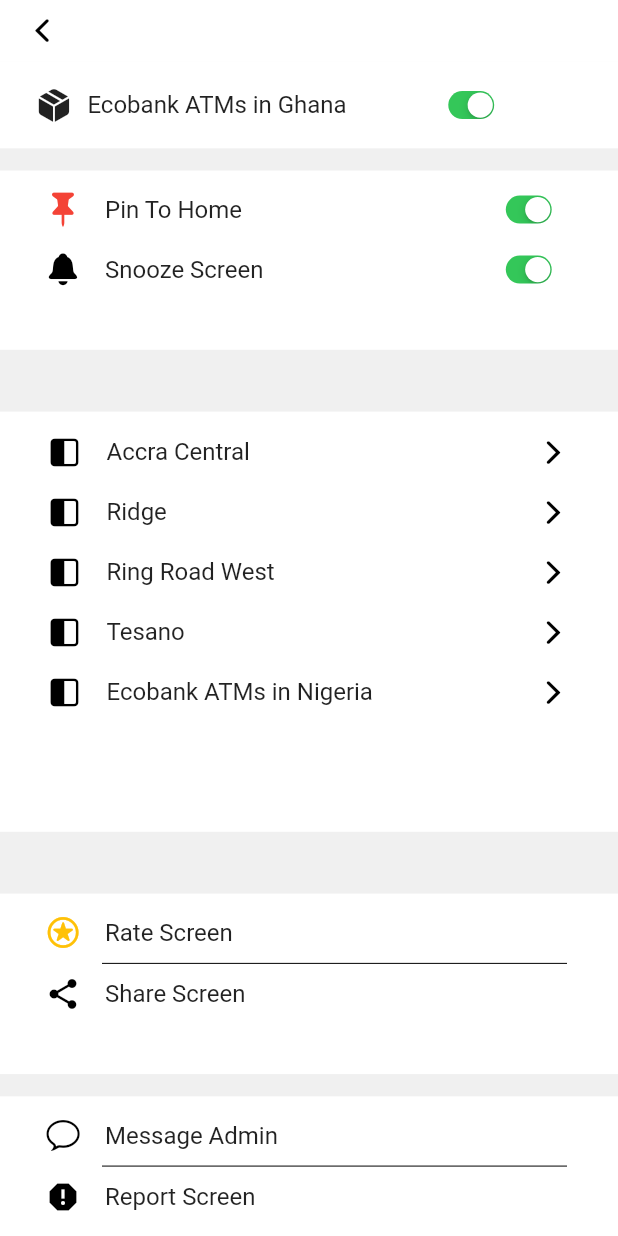
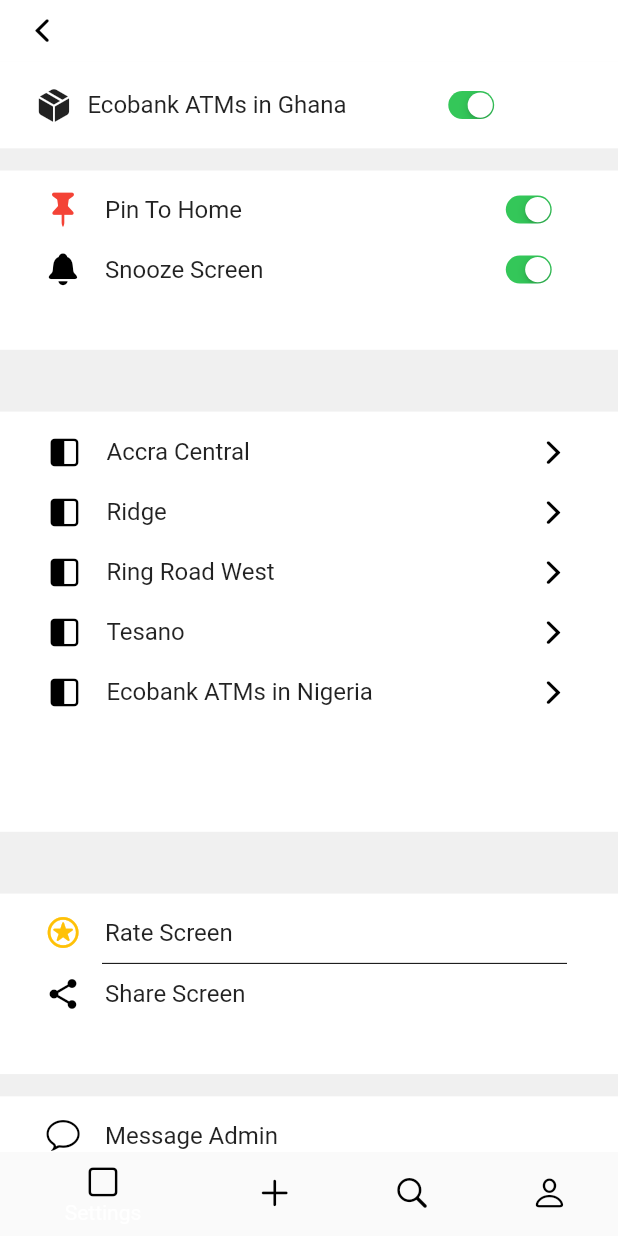
Before and after one commit to ericatsu/developer_test, a Flutter app: the screen it shows after launch, after a tap on "Ecobank ATMs in Ghana", on a phone screen of 412 x 824 dp. Run offline on Flutter 3.47's test engine with Material 2 defaults, Android fonts, the phone set to English and light mode, and no system bars; our stand-ins replace get.

```diff
--- a/lib/main.dart
+++ b/lib/main.dart
@@ -1,6 +1,4 @@
-import 'package:developer_test/screens/settings/settings_page.dart';
-import 'package:flutter/material.dart';
-import 'package:get/get.dart';
+import 'package:developer_test/shared/exports.dart';
 
 void main() {
   runApp(const MyApp());
--- /dev/null
+++ b/lib/screens/nav_page.dart
@@ -0,0 +1,66 @@
+import 'package:developer_test/shared/exports.dart';
+import 'package:flutter/material.dart';
+
+class NavPage extends StatefulWidget {
+  const NavPage({super.key,});
+
+  @override
+  State<NavPage> createState() => _NavPageState();
+}
+
+class _NavPageState extends State<NavPage> {
+  int _index = 0;//New
+
+  void _onTapped(int index) {
+    setState(() {
+      _index = index;
+    });
+  }
+
+  // static const List<Widget> _pages = <Widget>[
+  //   SettingsPage(),
+  //   ScreenTwo(),
+  //   ScreenThree(),
+  //   ScreenFour(),
+  // ];
+  @override
+  Widget build(BuildContext context) {
+    return  BottomNavigationBar(
+        elevation: 0,
+        backgroundColor: Palette.white,
+        iconSize: 25,
+        currentIndex: _index, //New
+        onTap: _onTapped,
+        items: const [
+          BottomNavigationBarItem(
+            icon: Icon(
+              CupertinoIcons.square,
+              color: Colors.black,
+            ),
+            label: 'Settings',
+          ),
+          BottomNavigationBarItem(
+            icon: Icon(
+              CupertinoIcons.add,
+              color: Colors.black,
+            ),
+            label: 'Add',
+          ),
+          BottomNavigationBarItem(
+            icon: Icon(
+              CupertinoIcons.search,
+              color: Colors.black,
+            ),
+            label: 'Search',
+          ),
+          BottomNavigationBarItem(
+            icon: Icon(
+              CupertinoIcons.person,
+              color: Colors.black,
+            ),
+            label: 'Profile',
+          ),
+        ],
+      );
+  }
+}
--- a/lib/screens/settings/ecobank_settings.dart
+++ b/lib/screens/settings/ecobank_settings.dart
@@ -62,8 +62,6 @@ class _EcobankSettingsState extends State<EcobankSettings> {
                     ],
                   ),
                 ),
-
-
                 Expanded(
                   child: SingleChildScrollView(
                     child: Column(
@@ -176,7 +174,6 @@ class _EcobankSettingsState extends State<EcobankSettings> {
                           height: height * 0.05,
                           color: Colors.transparent,
                         ),
-
                         Container(
                           height: height * 0.146,
                           color: Palette.white,
@@ -210,8 +207,7 @@ class _EcobankSettingsState extends State<EcobankSettings> {
                             ),
                           ),
                         ),
-
-                      Container(
+                        Container(
                           height: height * 0.018,
                           color: Colors.transparent,
                         ),
@@ -248,7 +244,6 @@ class _EcobankSettingsState extends State<EcobankSettings> {
                             ),
                           ),
                         ),
-
                         Container(
                           height: height * 0.05,
                           color: Colors.transparent,
@@ -276,11 +271,12 @@ class _EcobankSettingsState extends State<EcobankSettings> {
                       ],
                     ),
                   ),
-                )
+                ),
               ],
             ),
           ],
         ),
+        bottomNavigationBar: NavPage(),
       ),
     );
   }
--- a/lib/screens/settings/settings_page.dart
+++ b/lib/screens/settings/settings_page.dart
@@ -44,7 +44,7 @@ class SettingsPage extends StatelessWidget {
                   color: Colors.transparent,
                 ),
                 Container(
-                  height: height * 0.61,
+                  height: height * 0.522,
                   color: Palette.white,
                   child: Column(
                     children: [
@@ -101,6 +101,7 @@ class SettingsPage extends StatelessWidget {
             ),
           ],
         ),
+        bottomNavigationBar: NavPage(),
       ),
     );
   }
--- a/lib/shared/exports.dart
+++ b/lib/shared/exports.dart
@@ -7,6 +7,12 @@ export 'package:developer_test/shared/constants.dart';
 
 //screens
 export 'package:developer_test/screens/settings/ecobank_settings.dart';
+export 'package:developer_test/screens/nav_page.dart';
+export 'package:developer_test/screens/settings/settings_page.dart';
+export 'package:developer_test/screens/screen_four.dart';
+export 'package:developer_test/screens/screen_three.dart';
+export 'package:developer_test/screens/screen_two.dart';
+
 
 //widgets
 export 'package:developer_test/screens/settings/widgets/bottom_widget.dart';
```
Also changed, not shown: lib/screens/screen_four.dart (added, +21 -0 lines), lib/screens/screen_three.dart (added, +21 -0 lines), lib/screens/screen_two.dart (added, +22 -0 lines).
